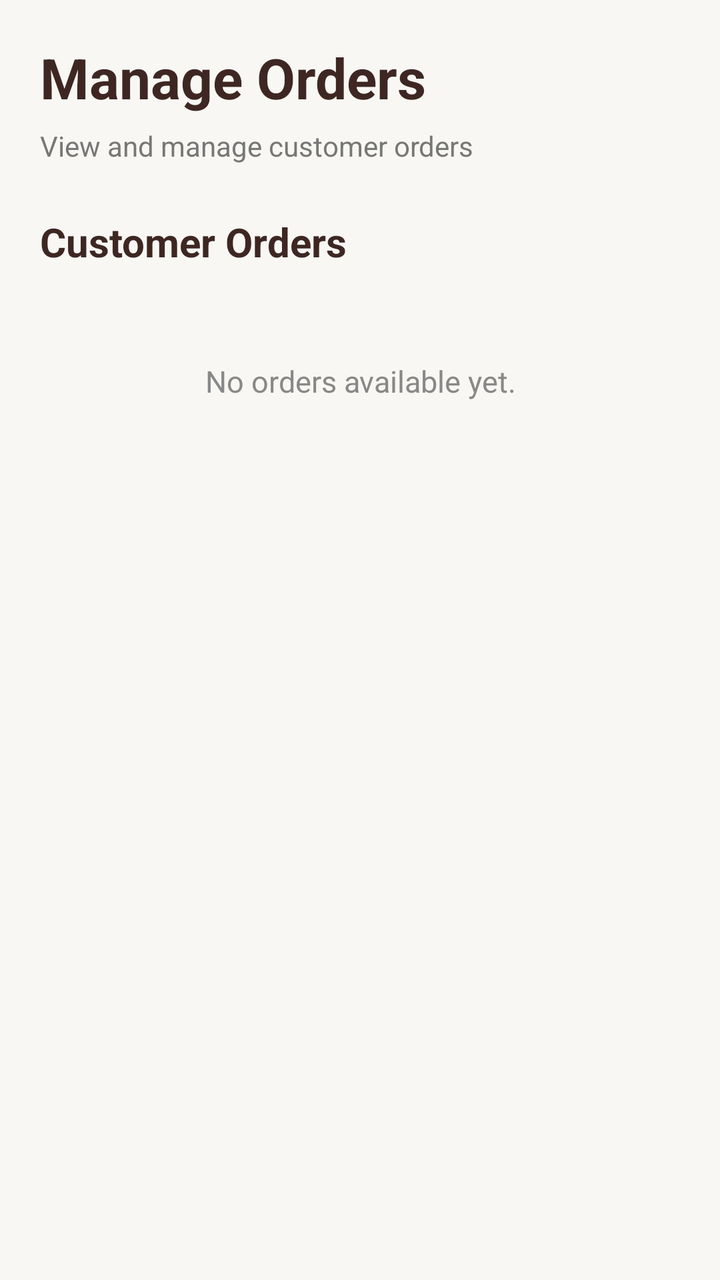
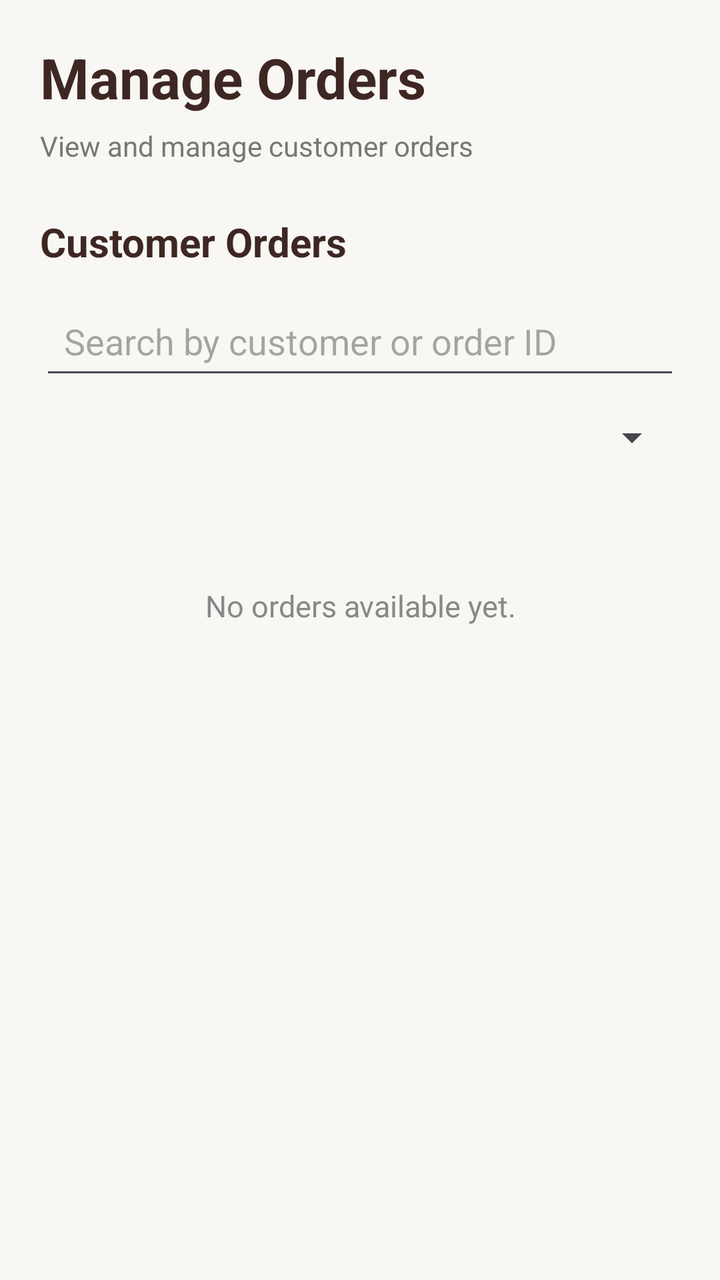

Before-and-after screenshots of an Android layout around one commit, followed by the original layout XML and the change that was made.
<!-- AndroidManifest.xml: application theme Theme.Smartcafe -->
<!-- res/layout/activity_manage_orders.xml -->
<ScrollView xmlns:android="http://schemas.android.com/apk/res/android"
    android:layout_width="match_parent"
    android:layout_height="match_parent"
    android:background="#F8F7F3"
    android:fillViewport="true">

    <LinearLayout
        android:layout_width="match_parent"
        android:layout_height="wrap_content"
        android:orientation="vertical"
        android:padding="20dp">

        <TextView
            android:layout_width="wrap_content"
            android:layout_height="wrap_content"
            android:text="Manage Orders"
            android:textColor="#3E2723"
            android:textSize="28sp"
            android:textStyle="bold" />

        <TextView
            android:layout_width="wrap_content"
            android:layout_height="wrap_content"
            android:layout_marginTop="6dp"
            android:text="View and manage customer orders"
            android:textColor="#777777"
            android:textSize="14sp" />

        <TextView
            android:layout_width="wrap_content"
            android:layout_height="wrap_content"
            android:layout_marginTop="25dp"
            android:text="Customer Orders"
            android:textColor="#3E2723"
            android:textSize="20sp"
            android:textStyle="bold" />

        <LinearLayout
            android:id="@+id/ordersContainer"
            android:layout_width="match_parent"
            android:layout_height="wrap_content"
            android:layout_marginTop="16dp"
            android:orientation="vertical">

            <TextView
                android:id="@+id/txtEmptyOrders"
                android:layout_width="match_parent"
                android:layout_height="wrap_content"
                android:gravity="center"
                android:padding="30dp"
                android:text="No orders available yet."
                android:textColor="#888888"
                android:textSize="15sp" />

        </LinearLayout>

    </LinearLayout>

</ScrollView>
<!-- resources referenced by this layout -->
<resources>
  <style name="Theme.Smartcafe" parent="Base.Theme.Smartcafe" />
  <style name="Base.Theme.Smartcafe" parent="Theme.Material3.DayNight.NoActionBar">
          
          
      </style>
</resources>

<!-- the commit's change to res/layout/activity_manage_orders.xml (unified diff, before → after) -->
@@ -35,6 +35,24 @@
             android:textSize="20sp"
             android:textStyle="bold" />
 
+        <EditText
+            android:id="@+id/edtSearchOrders"
+            android:layout_width="match_parent"
+            android:layout_height="wrap_content"
+            android:hint="Search by customer or order ID"
+            android:padding="12dp"
+            android:singleLine="true"
+            android:inputType="text"
+            android:layout_marginTop="12dp"
+            android:layout_marginBottom="12dp" />
+
+        <Spinner
+            android:id="@+id/spinnerOrderFilter"
+            android:layout_width="match_parent"
+            android:layout_height="wrap_content"
+            android:layout_marginBottom="16dp" />
+
+
         <LinearLayout
             android:id="@+id/ordersContainer"
             android:layout_width="match_parent"
